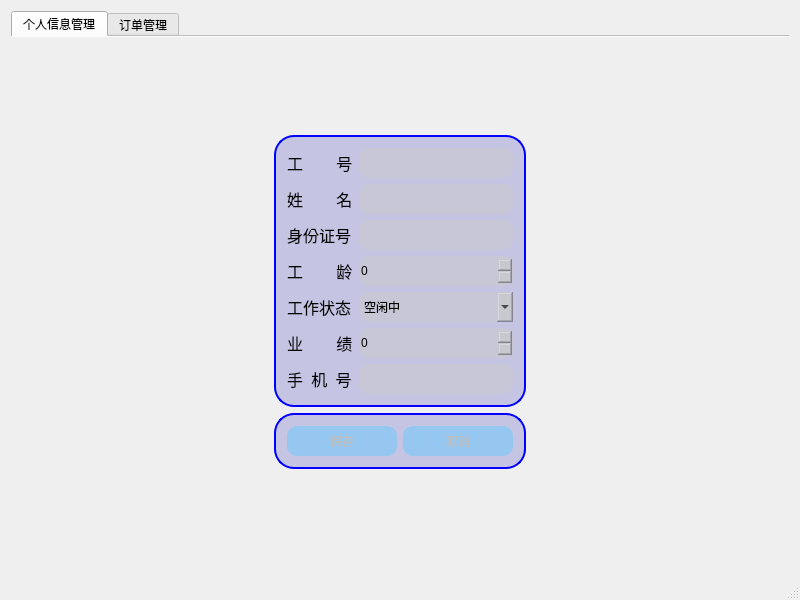
Above: HX/Worker.ui from HXhlx/Qt before the change. Below: the same form after it.
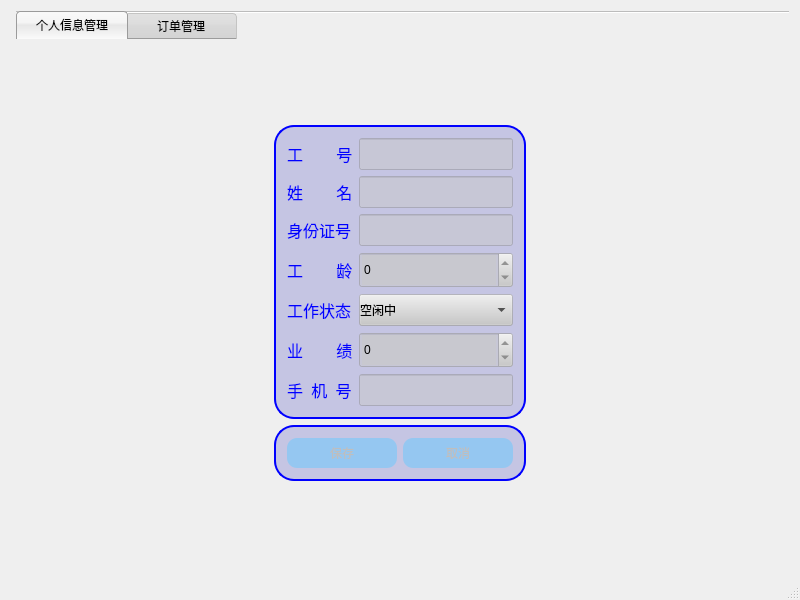
That is the form after the change. Icons and pictures are not drawn.

What changed in the file:
```diff
--- a/HX/Worker.ui
+++ b/HX/Worker.ui
@@ -46,8 +46,65 @@
 
 .QLineEdit,.QComboBox,.QSpinBox{
 background-color:rgb(200,200,200,50%);
-border-radius:10%;
 height:30px;
+margin:0;
+}
+
+.QLabel
+{
+color:blue;
+}
+
+QTabWidget::tab-bar {
+    left: 5px;
+    alignment: center;
+}
+
+QTabWidget::pane {
+    border: 1px solid #9B9B9B;
+    position: absolute;
+    top: -1px;
+}
+
+QTabBar::tab {
+    background: QLinearGradient(x1:0,y1:0,x2:0,y2:1,stop:0 #E1E1E1,stop:0.4 #DDDDDD,stop:0.5 #D8D8D8,stop:1 #D3D3D3);
+    border-left: 1px solid #C4C4C3;
+    border-right: 1px solid #C4C4C3;
+    border-top: 1px solid #C4C4C3;
+    border-bottom: 1px solid #9B9B9B;
+    border-top-left-radius: 4px;
+    border-top-right-radius: 4px;
+    min-width: 100px;
+    padding: 5px;
+}
+
+QTabBar::tab:selected, QTabBar::tab:hover {
+    background: QLinearGradient(x1:0,y1:0,x2:0,y2:1,stop:0 #fafafa,stop:0.4 #f4f4f4,stop:0.5 #e7e7e7,stop:1 #fafafa);
+}
+
+QTabBar::tab:selected {
+    border-left-color: #9B9B9B;
+    border-right-color: #9B9B9B;
+    border-top-color: #9B9B9B;
+    border-bottom-color: #fafafa;
+    margin-left: -3px;
+    margin-right: -3px;
+}
+
+QTabBar::tab:!selected {
+    margin-top: 2px;
+}
+
+QTabBar::tab:first:selected {
+    margin-left: 0;
+}
+
+QTabBar::tab:last:selected {
+    margin-right: 0;
+}
+
+QTabBar::tab:only-one {
+    margin: 0;
 }</string>
       </property>
       <property name="tabPosition">
```
